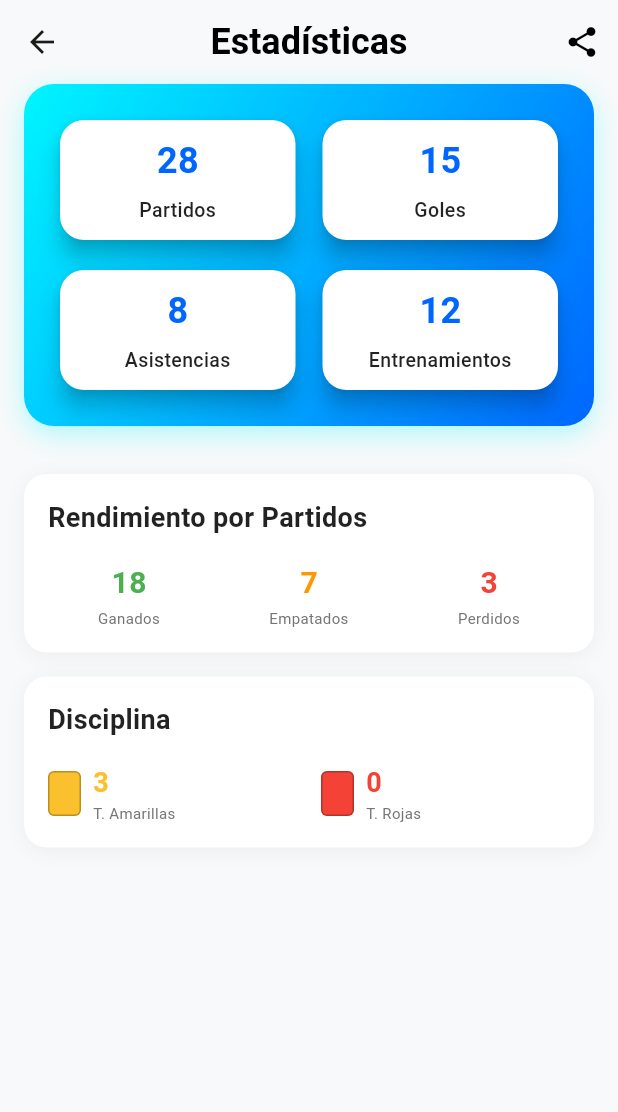
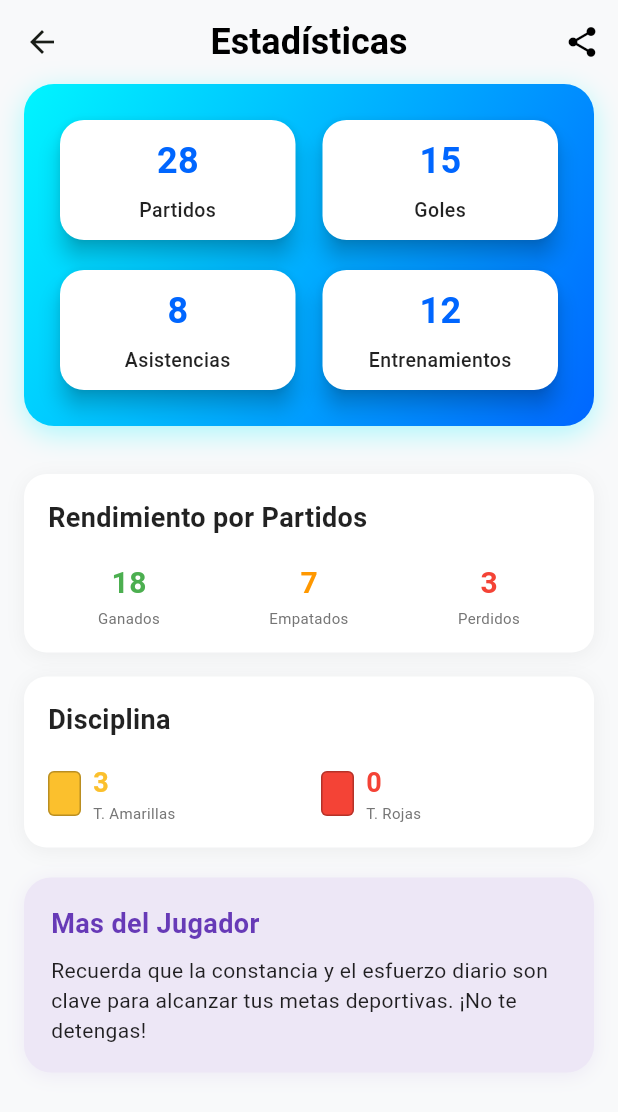
Before and after one commit to DaniielJr10/soccerlife, a Flutter app: the EstadisticasPage screen opened directly, on a phone screen of 412 x 824 dp. Shown: the top 1112 px of the screen. Run offline on Flutter 3.47's test engine with Material 3 defaults, Android fonts, the phone set to English and light mode, and no system bars; our stand-ins replace image_picker.

Commit message:
agregar tarjeta extra al final en la página de estadísticas

```diff
--- a/lib/pantallas/estadisticas.dart
+++ b/lib/pantallas/estadisticas.dart
@@ -86,6 +86,9 @@ class _EstadisticasPageState extends State<EstadisticasPage>
           const SizedBox(height: 16),
           _buildDisciplinaCard(),
           const SizedBox(height: 20),
+          _buildTarjetaExtra(),
+          const SizedBox(height: 20),
+
         ],
       ),
     );
@@ -374,3 +377,42 @@ class _EstadisticasPageState extends State<EstadisticasPage>
     );
   }
 }
+
+Widget _buildTarjetaExtra() {
+  return Container(
+    width: double.infinity,
+    padding: const EdgeInsets.all(18),
+    decoration: BoxDecoration(
+      color: Colors.deepPurple[50],
+      borderRadius: BorderRadius.circular(18),
+      boxShadow: [
+        BoxShadow(
+          color: Colors.deepPurple.withOpacity(0.08),
+          blurRadius: 10,
+          offset: const Offset(0, 2),
+        ),
+      ],
+    ),
+    child: Column(
+      crossAxisAlignment: CrossAxisAlignment.start,
+      children: const [
+        Text(
+          'Mas del Jugador',
+          style: TextStyle(
+            fontSize: 18,
+            fontWeight: FontWeight.bold,
+            color: Colors.deepPurple,
+          ),
+        ),
+        SizedBox(height: 8),
+        Text(
+          'Recuerda que la constancia y el esfuerzo diario son clave para alcanzar tus metas deportivas. ¡No te detengas!',
+          style: TextStyle(
+            fontSize: 14,
+            color: Colors.black87,
+          ),
+        ),
+      ],
+    ),
+  );
+}
```
